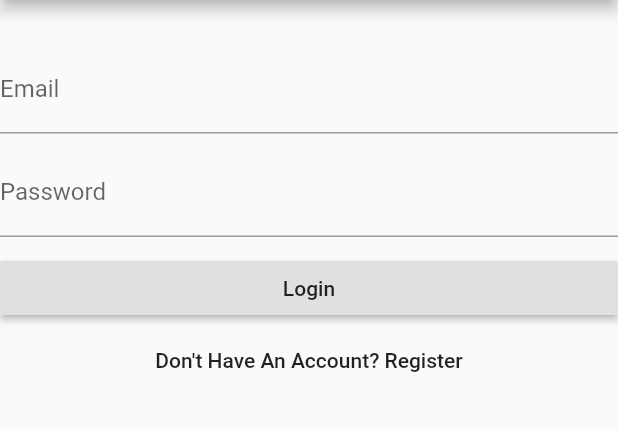
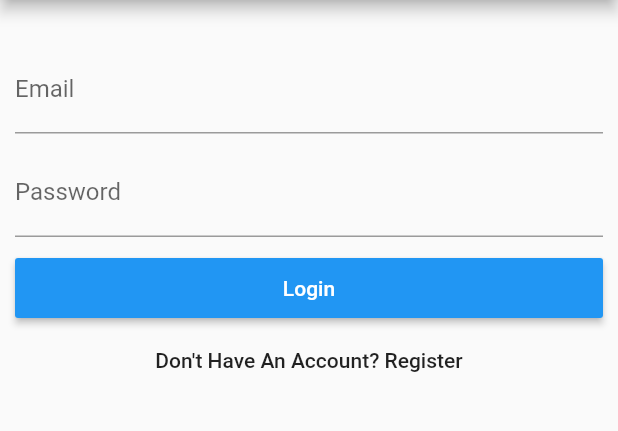
Before and after one commit to Moizsohail/psifi, a Flutter app: the screen it shows after launch, on a phone screen of 412 x 824 dp, the part 84-515 px from its top. Run offline on Flutter 3.47's test engine with Material 2 defaults, Android fonts, the phone set to English and light mode, and no system bars; our stand-ins replace cloud_firestore, firebase_auth, flare_flutter, google_maps_flutter; accounts and stored records are empty.

Commit message:
Add files via upload

```diff
--- a/lib/pages/loginregisterpage.dart
+++ b/lib/pages/loginregisterpage.dart
@@ -1,3 +1,8 @@
+import 'package:firebase_messaging/firebase_messaging.dart';
+import 'package:flare_flutter/flare_actor.dart';
+import 'package:psifi/utils/firestorehelper.dart';
+
+
 import '../utils/authentication.dart';
 import 'package:flutter/material.dart';
 
@@ -12,18 +17,70 @@ enum FormType{
   login,
   register
 }
+enum LoginButtonState{
+  normal,
+  loading,
+  success
+}
 class LoginRegisterPageState extends State<LoginRegisterPage>{
+  LoginButtonState _loginButtonState = LoginButtonState.normal;
   final formKey = GlobalKey<FormState>();
+  final FirebaseMessaging _messaging = FirebaseMessaging();
+  FirestoreHelper _firestore = FirestoreHelper("pushtokens");
+
+  void fireMessagingListeners(){
+    _messaging.configure(
+      onMessage: (message) async =>
+        print('onMessage $message'),
+      onResume: (message) async =>
+        print('onResume $message'),
+      onLaunch: (message) async =>
+        print('onlaunch $message')
+    );
+  }
+
   FormType _formType = FormType.login;
   String _email = "";
   String _password = "";
+  //final FirestoreHelper _firestore = FirestoreHelper("pushCodes");
+  @override void initState() {
+    super.initState();
+      _messaging.getToken().then((token){
+        print(token);
+        _firestore.addUniqueData({"devtoken":token},"devtoken");
+      });
+      fireMessagingListeners();
+  }
+  Widget button(){
+    switch (_loginButtonState){
+      case LoginButtonState.normal:
+        return Center(child:Text(_formType==FormType.login ? "Login": "Register",style: TextStyle(color: Colors.white),));
+      default:
+        return Container(
+          height: 40,
+          padding: EdgeInsets.symmetric(vertical:2.0),
+          child:FlareActor("animations/loadingandok.flr",
+            fit: BoxFit.contain,
+            color: Colors.white,
+            animation: _loginButtonState == LoginButtonState.loading ? "loading":"ok",
+        ),
+      );
+    }
+  }
   void validateAndSubmit(){
+    setState(()=>_loginButtonState = LoginButtonState.loading);
+
     if (validateAndSave()){
       switch(_formType){
         case FormType.login:
-          widget._auth.SignIn(_email,_password).then((e)=>
-            widget._onLoggedIn()
-          ).catchError((e)=>print("ERROR YO BITCH ${e.toString()}"));
+          widget._auth.SignIn(_email,_password).then((e){
+            setState(()=>_loginButtonState = LoginButtonState.success);
+            widget._onLoggedIn();
+           // _firestore.addUnqiueData({}, "key");
+          }).catchError((e){
+            print("ERROR YO BITCH ${e.toString()}");
+            setState(()=>_loginButtonState = LoginButtonState.normal);
+          });
 
           break;
         case FormType.register:
@@ -36,9 +93,10 @@ class LoginRegisterPageState extends State<LoginRegisterPage>{
   }
   bool validateAndSave(){
     final form =  formKey.currentState;
-    if (form.validate())
+    if (form.validate()){
       form.save();
       return true;
+    }
     return false;
   }
   void moveToLogin(){
@@ -61,6 +119,7 @@ class LoginRegisterPageState extends State<LoginRegisterPage>{
         title: Text("PSIFI XI"),
       ),
       body: Container(
+        padding: EdgeInsets.symmetric(horizontal: 10.0),
         child: Form(
           key:formKey,
           child: ListView(
@@ -92,15 +151,19 @@ class LoginRegisterPageState extends State<LoginRegisterPage>{
                 validator: (value){
                   return value.isEmpty ? "Password should not be empty":null;
                 },
-                obscureText: true,
+
                 onSaved: (value){
                   return _password = value;
                 }
               ),
               SizedBox(height: 10,),
               RaisedButton(
+                color: Theme.of(context).primaryColor,
                 padding: EdgeInsets.all(5),
-                child: Text(_formType==FormType.login ? "Login": "Register"),
+                child: Container(
+                  height:30.0,
+                  child: button(),),
+
                 onPressed: validateAndSubmit,
               ),
 
```
Also changed, not shown: lib/pages/notificationportal.dart (+67 -15 lines), lib/pages/popupmenu.dart (added, +26 -0 lines), lib/pages/temp.dart (added, +31 -0 lines).
